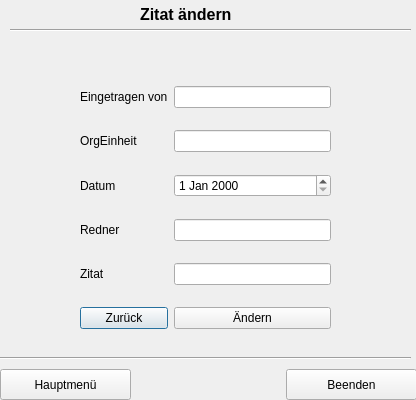
Qt form ZitatErfassung/frmzitataendern.ui (TrialAnd404/MyRepo) before a commit.
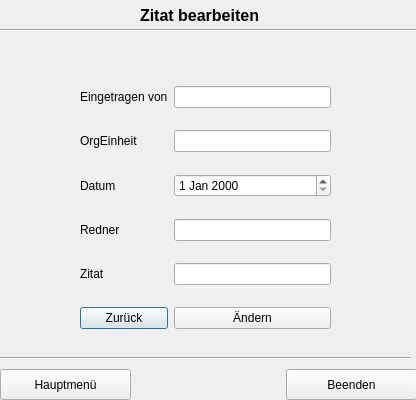
The same form after that commit.

Diff of the .ui file:
```diff
--- a/ZitatErfassung/frmzitataendern.ui
+++ b/ZitatErfassung/frmzitataendern.ui
@@ -95,19 +95,19 @@
      <x>140</x>
      <y>5</y>
      <width>141</width>
-     <height>16</height>
+     <height>21</height>
     </rect>
    </property>
    <property name="text">
-    <string>&lt;html&gt;&lt;head/&gt;&lt;body&gt;&lt;p&gt;&lt;span style=&quot; font-size:12pt; font-weight:600;&quot;&gt;Zitat ändern&lt;/span&gt;&lt;/p&gt;&lt;/body&gt;&lt;/html&gt;</string>
+    <string>&lt;html&gt;&lt;head/&gt;&lt;body&gt;&lt;p&gt;&lt;span style=&quot; font-size:12pt; font-weight:600;&quot;&gt;Zitat bearbeiten&lt;/span&gt;&lt;/p&gt;&lt;/body&gt;&lt;/html&gt;</string>
    </property>
   </widget>
   <widget class="Line" name="line_2">
    <property name="geometry">
     <rect>
-     <x>10</x>
+     <x>0</x>
      <y>20</y>
-     <width>401</width>
+     <width>421</width>
      <height>21</height>
     </rect>
    </property>
```
